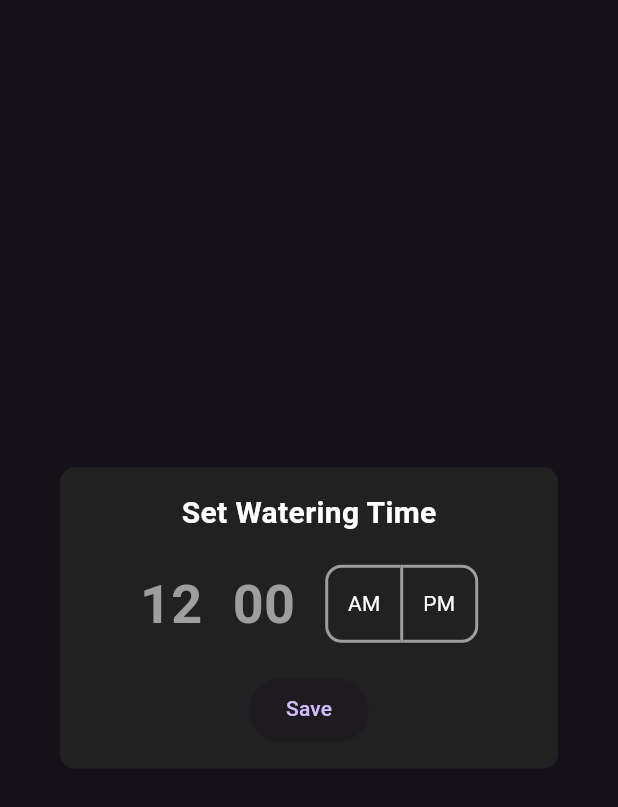
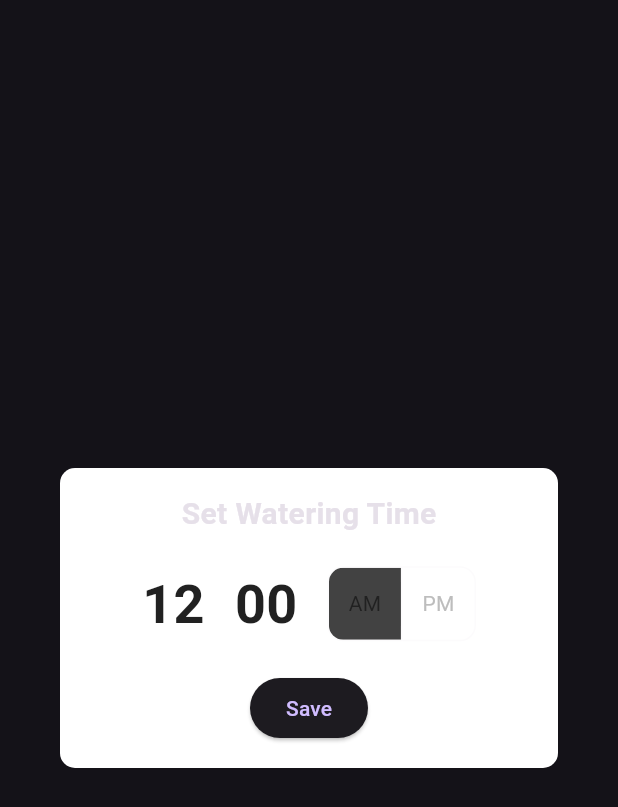
Before and after one commit to EvanBijoy/agro, a Flutter app: the TimePickerDialog widget shown alone on an empty page, opened directly, on a phone screen of 412 x 824 dp. Shown: the top 807 px of the screen. Run offline on Flutter 3.47's test engine with Material 3 defaults, Android fonts, the phone set to English and light mode, and no system bars.

Commit message:
more dev

```diff
--- a/agro/lib/timing_section.dart
+++ b/agro/lib/timing_section.dart
@@ -96,7 +96,7 @@ class _TimePickerDialogState extends State<TimePickerDialog> {
       child: Container(
         padding: EdgeInsets.all(16.0),
         decoration: BoxDecoration(
-          color: Colors.grey[900],
+          color: Colors.white,
           borderRadius: BorderRadius.circular(10),
         ),
         child: Column(
@@ -104,7 +104,7 @@ class _TimePickerDialogState extends State<TimePickerDialog> {
           children: [
             Text(
               'Set Watering Time',
-              style: TextStyle(fontSize: 20, fontWeight: FontWeight.bold, color: Colors.white),
+              style: TextStyle(fontSize: 20, fontWeight: FontWeight.bold),
             ),
             SizedBox(height: 20),
             Row(
@@ -140,16 +140,13 @@ class _TimePickerDialogState extends State<TimePickerDialog> {
                     });
                   },
                   children: [
-                    Text('AM', style: TextStyle(color: Colors.white)),
-                    Text('PM', style: TextStyle(color: Colors.white)),
+                    Text('AM'),
+                    Text('PM'),
                   ],
-                  color: Colors.grey,
-                  selectedColor: Colors.white,
-                  fillColor: Colors.transparent,
+                  color: Colors.grey[400],
+                  selectedColor: Colors.grey[900],
+                  fillColor: Colors.grey[800],
                   borderRadius: BorderRadius.circular(10),
-                  borderWidth: 2,
-                  borderColor: Colors.grey,
-                  selectedBorderColor: Colors.grey,
                 ),
               ],
             ),
@@ -187,8 +184,6 @@ class RotatableNumber extends StatefulWidget {
 
 class _RotatableNumberState extends State<RotatableNumber> {
   late int _value;
-  double _startAngle = 0.0;
-  double _currentAngle = 0.0;
 
   @override
   void initState() {
@@ -199,25 +194,18 @@ class _RotatableNumberState extends State<RotatableNumber> {
   @override
   Widget build(BuildContext context) {
     return GestureDetector(
-      onPanStart: (details) {
-        _startAngle = _currentAngle;
-      },
-      onPanUpdate: (details) {
+      onHorizontalDragUpdate: (details) {
+        int newValue = _value - details.primaryDelta!.sign.toInt();
+        if (newValue >= widget.minValue && newValue <= widget.maxValue) {
           setState(() {
-          _currentAngle = _startAngle + details.delta.dx * 0.01;
-          int newValue = ((_currentAngle / (2 * 3.14)) * (widget.maxValue - widget.minValue)).toInt() + widget.minValue;
-          if (newValue >= widget.minValue && newValue <= widget.maxValue) {
             _value = newValue;
+          });
           widget.onChanged(newValue);
         }
-        });
       },
-      child: Transform.rotate(
-        angle: _currentAngle,
       child: Text(
         _value.toString().padLeft(2, '0'),
-          style: TextStyle(fontSize: 36, fontWeight: FontWeight.bold, color: Colors.grey),
-        ),
+        style: TextStyle(fontSize: 36, fontWeight: FontWeight.bold, color: Colors.grey[900]),
       ),
     );
   }
```
Lines whose indentation alone changed are shown as unchanged.
